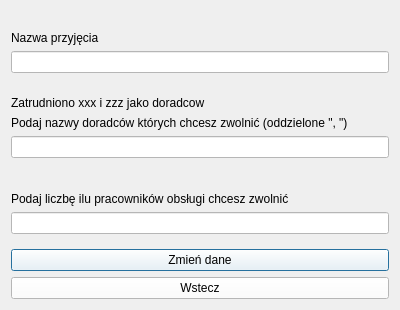
This is zmiendaneprzyjecia.ui in przemek1793/UML-z-qt as Qt 5 draws it before an edit. The edited form follows.
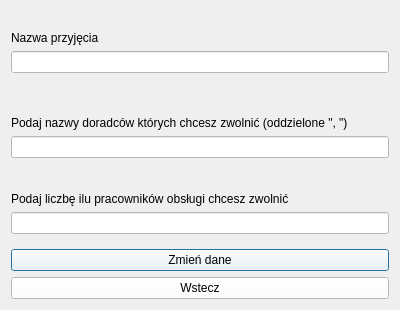
This is the edited form.

Commit message: ui zmiany danych przyjęcia

```diff
--- a/zmiendaneprzyjecia.ui
+++ b/zmiendaneprzyjecia.ui
@@ -64,7 +64,7 @@
    <item>
     <widget class="QLabel" name="doradcy">
      <property name="text">
-      <string>Zatrudniono xxx i zzz jako doradcow</string>
+      <string/>
      </property>
     </widget>
    </item>
```
The commit also changes 1 other file.
